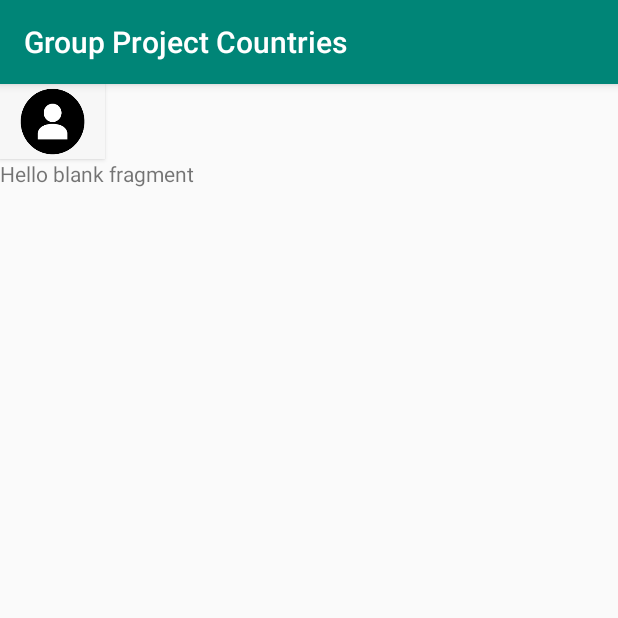
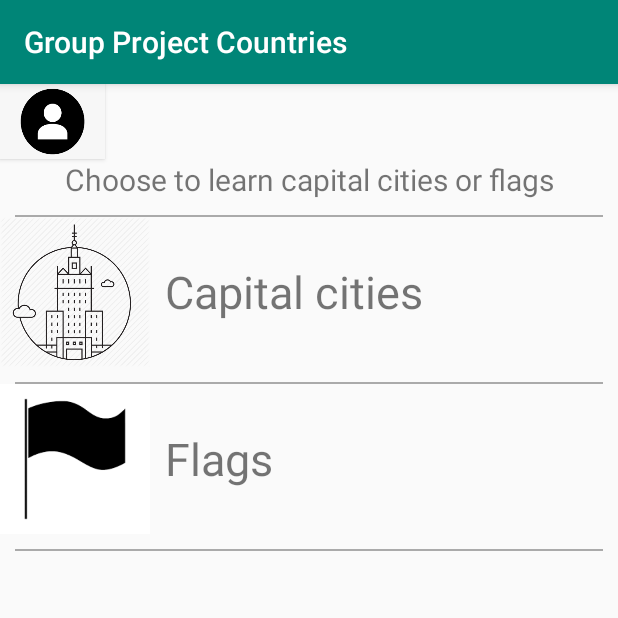
Before and after one commit to Honghongzhu/GroupProjectCountries, an Android app: the RegionRecyclerFragment screen opened directly, with no data from a screen before it, after a tap on "Africa", on a phone screen of 412 x 824 dp, the top half of it. Run offline under Robolectric (Android 15) with nearby library versions, the phone set to English and light mode, and no system bars.

Commit message:
update layout of cap_flag
The layout shows a image and text

```diff
--- a/app/src/main/java/com/example/groupprojectcountries/play/RegionAdapter.java
+++ b/app/src/main/java/com/example/groupprojectcountries/play/RegionAdapter.java
@@ -67,7 +67,7 @@ public class RegionAdapter extends RecyclerView.Adapter<RegionAdapter.RegionView
                 public void onClick(View v) {
                     Context context =  v.getContext();
 
-                    Fragment fragment = new LevelFragment();
+                    Fragment fragment = new CapFlagFragment();
                     FragmentManager fragmentManager = ((FragmentActivity)context).getSupportFragmentManager();
                     FragmentTransaction fragmentTransaction = fragmentManager.beginTransaction();
                     fragmentTransaction.replace(R.id.fragment_slot, fragment);
--- a/app/src/main/res/layout/fragment_cap_flag.xml
+++ b/app/src/main/res/layout/fragment_cap_flag.xml
@@ -3,12 +3,108 @@
     xmlns:tools="http://schemas.android.com/tools"
     android:layout_width="match_parent"
     android:layout_height="match_parent"
+    xmlns:app="http://schemas.android.com/apk/res-auto"
     tools:context=".play.CapFlagFragment">
 
-    <!-- TODO: Update blank fragment layout -->
-    <TextView
+    <androidx.constraintlayout.widget.ConstraintLayout
         android:layout_width="match_parent"
-        android:layout_height="match_parent"
-        android:text="@string/hello_blank_fragment" />
+        android:layout_height="match_parent">
+
+        <TextView
+            android:id="@+id/title"
+            android:layout_width="match_parent"
+            android:layout_height="wrap_content"
+            android:text="@string/city_or_flag"
+            android:gravity="center_horizontal"
+            android:textSize="20sp"
+            app:layout_constraintStart_toStartOf="parent"
+            app:layout_constraintTop_toTopOf="parent"/>
+
+        <View
+            android:id="@+id/line1"
+            android:layout_width="match_parent"
+            android:layout_height="1dp"
+            android:layout_margin="10dp"
+            android:background="@android:color/darker_gray"
+            app:layout_constraintStart_toStartOf="parent"
+            app:layout_constraintTop_toBottomOf="@id/title"/>
+
+    <androidx.constraintlayout.widget.ConstraintLayout
+            android:id="@+id/city"
+            android:layout_width="match_parent"
+            android:layout_height="wrap_content"
+            app:layout_constraintTop_toBottomOf="@id/line1">
+
+        <ImageView
+            android:id="@+id/city_image"
+            android:layout_width="100dp"
+            android:layout_height="100dp"
+            android:background="@drawable/city_icon"
+            app:layout_constraintStart_toStartOf="@id/city"
+            app:layout_constraintTop_toTopOf="@id/city"/>
+
+        <TextView
+            android:id="@+id/cityText"
+            android:layout_width="wrap_content"
+            android:layout_height="100dp"
+            android:textSize="30sp"
+            android:text="@string/capital_cities"
+            android:gravity="center_vertical"
+            android:layout_marginStart="10dp"
+            android:layout_marginLeft="10dp"
+            app:layout_constraintStart_toEndOf="@id/city_image"
+            app:layout_constraintTop_toTopOf="@id/city"/>
+
+    </androidx.constraintlayout.widget.ConstraintLayout>
+
+        <View
+            android:id="@+id/line2"
+            android:layout_width="match_parent"
+            android:layout_height="1dp"
+            android:layout_margin="10dp"
+            android:background="@android:color/darker_gray"
+            app:layout_constraintStart_toStartOf="parent"
+            app:layout_constraintTop_toBottomOf="@id/city"/>
+
+    <androidx.constraintlayout.widget.ConstraintLayout
+        android:id="@+id/flag"
+        android:layout_width="match_parent"
+        android:layout_height="wrap_content"
+        app:layout_constraintTop_toBottomOf="@id/line2">
+
+        <ImageView
+            android:id="@+id/flag_image"
+            android:layout_width="100dp"
+            android:layout_height="100dp"
+            android:background="@drawable/flag_icon"
+            app:layout_constraintStart_toStartOf="@id/flag"
+            app:layout_constraintTop_toTopOf="@id/flag"/>
+
+        <TextView
+            android:id="@+id/flagText"
+            android:layout_width="wrap_content"
+            android:layout_height="100dp"
+            android:textSize="30sp"
+            android:text="@string/flag"
+            android:gravity="center_vertical"
+            android:layout_marginStart="10dp"
+            android:layout_marginLeft="10dp"
+            app:layout_constraintStart_toEndOf="@id/flag_image"
+            app:layout_constraintTop_toTopOf="@id/flag"/>
+
+    </androidx.constraintlayout.widget.ConstraintLayout>
+
+        <View
+            android:id="@+id/line3"
+            android:layout_width="match_parent"
+            android:layout_height="1dp"
+            android:layout_margin="10dp"
+            android:background="@android:color/darker_gray"
+            app:layout_constraintStart_toStartOf="parent"
+            app:layout_constraintTop_toBottomOf="@id/flag"/>
+
+    </androidx.constraintlayout.widget.ConstraintLayout>
+
+
 
 </FrameLayout>
--- a/app/src/main/res/layout/fragment_level.xml
+++ b/app/src/main/res/layout/fragment_level.xml
@@ -3,12 +3,23 @@
     xmlns:tools="http://schemas.android.com/tools"
     android:layout_width="match_parent"
     android:layout_height="match_parent"
+    xmlns:app="http://schemas.android.com/apk/res-auto"
     tools:context=".play.LevelFragment">
 
-    <!-- TODO: Update blank fragment layout -->
     <TextView
+        android:id="@+id/title"
         android:layout_width="match_parent"
-        android:layout_height="match_parent"
-        android:text="@string/hello_blank_fragment" />
+        android:layout_height="wrap_content"
+        android:text="@string/level"
+        android:gravity="center_horizontal"
+        android:textSize="20sp"
+        app:layout_constraintStart_toStartOf="parent"
+        app:layout_constraintTop_toTopOf="parent"/>
+
+    <View
+        android:layout_width="match_parent"
+        android:layout_height="1dp"
+        android:background="@android:color/darker_gray"/>
+
 
 </FrameLayout>
--- a/app/src/main/res/layout/fragment_region_recycler.xml
+++ b/app/src/main/res/layout/fragment_region_recycler.xml
@@ -19,12 +19,20 @@
             app:layout_constraintStart_toStartOf="parent"
             app:layout_constraintTop_toTopOf="parent"/>
 
+        <View
+            android:id="@+id/line1"
+            android:layout_width="match_parent"
+            android:layout_height="1dp"
+            android:background="@android:color/darker_gray"
+            app:layout_constraintStart_toStartOf="parent"
+            app:layout_constraintTop_toBottomOf="@id/title"/>
+
         <androidx.recyclerview.widget.RecyclerView
             android:id="@+id/rv_region"
             android:layout_width="match_parent"
             android:layout_height="wrap_content"
             app:layout_constraintStart_toStartOf="parent"
-            app:layout_constraintTop_toBottomOf="@id/title"/>
+            app:layout_constraintTop_toBottomOf="@id/line1"/>
 
     </androidx.constraintlayout.widget.ConstraintLayout>
 
--- a/app/src/main/res/layout/region.xml
+++ b/app/src/main/res/layout/region.xml
@@ -25,5 +25,14 @@
         app:layout_constraintStart_toStartOf="parent"
         app:layout_constraintTop_toTopOf="parent"/>
 
+    <View
+        android:id="@+id/line1"
+        android:layout_width="match_parent"
+        android:layout_height="1dp"
+        android:layout_margin="5dp"
+        android:background="@android:color/darker_gray"
+        app:layout_constraintStart_toStartOf="parent"
+        app:layout_constraintTop_toBottomOf="@id/regionName"/>
+
 
 </androidx.constraintlayout.widget.ConstraintLayout>
--- a/app/src/main/res/values/strings.xml
+++ b/app/src/main/res/values/strings.xml
@@ -1,6 +1,10 @@
 <resources>
     <string name="app_name">Group Project Countries</string>
     <string name="region">Regions</string>
+    <string name="level">Levels</string>
+    <string name="city_or_flag">Choose to learn capital cities or flags</string>
+    <string name="capital_cities">Capital cities</string>
+    <string name="flag">Flags</string>
 
     <!-- TODO: Remove or change this placeholder text -->
     <string name="hello_blank_fragment">Hello blank fragment</string>
```
Also changed, not shown: app/src/main/res/drawable/city_icon.png (added), app/src/main/res/drawable/flag_icon.png (added).
